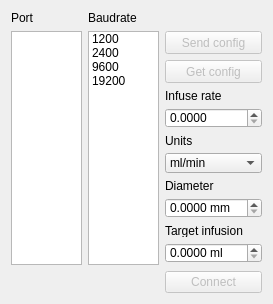
Old version of the form WidgetPump.ui in the repository AGuilbault/Microcal.
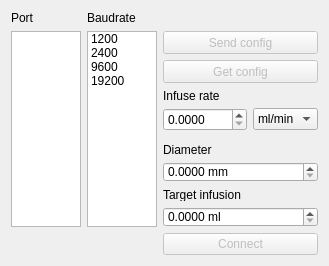
New version of the form.

Commit message: Added ctrl widget, main app and conversion batch file.

Diff of the .ui file:
```diff
--- a/WidgetPump.ui
+++ b/WidgetPump.ui
@@ -6,28 +6,12 @@
    <rect>
     <x>0</x>
     <y>0</y>
-    <width>273</width>
-    <height>304</height>
+    <width>315</width>
+    <height>259</height>
    </rect>
   </property>
   <layout class="QGridLayout" name="gridLayout">
-   <item row="10" column="2">
-    <widget class="QLabel" name="label_6">
-     <property name="minimumSize">
-      <size>
-       <width>97</width>
-       <height>13</height>
-      </size>
-     </property>
-     <property name="text">
-      <string>Target infusion</string>
-     </property>
-     <property name="buddy">
-      <cstring>spin_target</cstring>
-     </property>
-    </widget>
-   </item>
-   <item row="13" column="0">
+   <item row="12" column="0">
     <widget class="QLabel" name="label_port">
      <property name="palette">
       <palette>
@@ -68,100 +52,8 @@
      </property>
     </widget>
    </item>
-   <item row="11" column="2">
-    <widget class="QDoubleSpinBox" name="spin_target">
-     <property name="minimumSize">
-      <size>
-       <width>97</width>
-       <height>20</height>
-      </size>
-     </property>
-     <property name="suffix">
-      <string> ml</string>
-     </property>
-     <property name="decimals">
-      <number>4</number>
-     </property>
-     <property name="maximum">
-      <double>1999.000000000000000</double>
-     </property>
-    </widget>
-   </item>
-   <item row="3" column="2">
-    <widget class="QPushButton" name="btn_get">
-     <property name="enabled">
-      <bool>false</bool>
-     </property>
-     <property name="minimumSize">
-      <size>
-       <width>97</width>
-       <height>23</height>
-      </size>
-     </property>
-     <property name="text">
-      <string>Get config</string>
-     </property>
-    </widget>
-   </item>
-   <item row="8" column="2">
-    <widget class="QLabel" name="_label_5">
-     <property name="minimumSize">
-      <size>
-       <width>97</width>
-       <height>13</height>
-      </size>
-     </property>
-     <property name="text">
-      <string>Diameter</string>
-     </property>
-     <property name="buddy">
-      <cstring>spin_diameter</cstring>
-     </property>
-    </widget>
-   </item>
-   <item row="4" column="2">
-    <widget class="QLabel" name="_label_3">
-     <property name="minimumSize">
-      <size>
-       <width>97</width>
-       <height>13</height>
-      </size>
-     </property>
-     <property name="text">
-      <string>Infuse rate</string>
-     </property>
-     <property name="buddy">
-      <cstring>spin_rate</cstring>
-     </property>
-    </widget>
-   </item>
-   <item row="9" column="2">
-    <widget class="QDoubleSpinBox" name="spin_diameter">
-     <property name="minimumSize">
-      <size>
-       <width>97</width>
-       <height>20</height>
-      </size>
-     </property>
-     <property name="suffix">
-      <string> mm</string>
-     </property>
-     <property name="decimals">
-      <number>4</number>
-     </property>
-     <property name="maximum">
-      <double>1999.000000000000000</double>
-     </property>
-    </widget>
-   </item>
    <item row="5" column="2">
     <widget class="QDoubleSpinBox" name="spin_rate">
-     <property name="minimumSize">
-      <size>
-       <width>97</width>
-       <height>20</height>
-      </size>
-     </property>
      <property name="decimals">
       <number>4</number>
      </property>
@@ -170,7 +62,7 @@
      </property>
     </widget>
    </item>
-   <item row="2" column="1" rowspan="11">
+   <item row="2" column="1" rowspan="10">
     <widget class="QListWidget" name="list_baud">
      <item>
       <property name="text">
@@ -194,30 +86,8 @@
      </item>
     </widget>
    </item>
-   <item row="6" column="2">
-    <widget class="QLabel" name="_label_4">
-     <property name="minimumSize">
-      <size>
-       <width>97</width>
-       <height>13</height>
-      </size>
-     </property>
-     <property name="text">
-      <string>Units</string>
-     </property>
-     <property name="buddy">
-      <cstring>combo_units</cstring>
-     </property>
-    </widget>
-   </item>
-   <item row="7" column="2">
+   <item row="5" column="3">
     <widget class="QComboBox" name="combo_units">
-     <property name="minimumSize">
-      <size>
-       <width>97</width>
-       <height>20</height>
-      </size>
-     </property>
      <item>
       <property name="text">
        <string>ml/min</string>
@@ -240,30 +110,7 @@
      </item>
     </widget>
    </item>
-   <item row="12" column="2">
-    <spacer name="spacer">
-     <property name="orientation">
-      <enum>Qt::Vertical</enum>
-     </property>
-     <property name="sizeHint" stdset="0">
-      <size>
-       <width>20</width>
-       <height>40</height>
-      </size>
-     </property>
-    </spacer>
-   </item>
-   <item row="13" column="2">
-    <widget class="QPushButton" name="btn_conn">
-     <property name="enabled">
-      <bool>false</bool>
-     </property>
-     <property name="text">
-      <string>Connect</string>
-     </property>
-    </widget>
-   </item>
-   <item row="2" column="0" rowspan="11">
+   <item row="2" column="0" rowspan="10">
     <widget class="QListWidget" name="list_port"/>
    </item>
    <item row="0" column="1">
@@ -276,7 +123,7 @@
      </property>
     </widget>
    </item>
-   <item row="13" column="1">
+   <item row="12" column="1">
     <widget class="QLabel" name="label_baud">
      <property name="palette">
       <palette>
@@ -317,22 +164,6 @@
      </property>
     </widget>
    </item>
-   <item row="2" column="2">
-    <widget class="QPushButton" name="btn_send">
-     <property name="enabled">
-      <bool>false</bool>
-     </property>
-     <property name="minimumSize">
-      <size>
-       <width>97</width>
-       <height>23</height>
-      </size>
-     </property>
-     <property name="text">
-      <string>Send config</string>
-     </property>
-    </widget>
-   </item>
    <item row="0" column="0">
     <widget class="QLabel" name="_label_1">
      <property name="text">
@@ -343,6 +174,147 @@
      </property>
     </widget>
    </item>
+   <item row="2" column="2" colspan="2">
+    <widget class="QPushButton" name="btn_send">
+     <property name="enabled">
+      <bool>false</bool>
+     </property>
+     <property name="minimumSize">
+      <size>
+       <width>97</width>
+       <height>23</height>
+      </size>
+     </property>
+     <property name="text">
+      <string>Send config</string>
+     </property>
+    </widget>
+   </item>
+   <item row="3" column="2" colspan="2">
+    <widget class="QPushButton" name="btn_get">
+     <property name="enabled">
+      <bool>false</bool>
+     </property>
+     <property name="minimumSize">
+      <size>
+       <width>97</width>
+       <height>23</height>
+      </size>
+     </property>
+     <property name="text">
+      <string>Get config</string>
+     </property>
+    </widget>
+   </item>
+   <item row="4" column="2" colspan="2">
+    <widget class="QLabel" name="_label_3">
+     <property name="minimumSize">
+      <size>
+       <width>97</width>
+       <height>13</height>
+      </size>
+     </property>
+     <property name="text">
+      <string>Infuse rate</string>
+     </property>
+     <property name="buddy">
+      <cstring>spin_rate</cstring>
+     </property>
+    </widget>
+   </item>
+   <item row="7" column="2" colspan="2">
+    <widget class="QLabel" name="_label_5">
+     <property name="minimumSize">
+      <size>
+       <width>97</width>
+       <height>13</height>
+      </size>
+     </property>
+     <property name="text">
+      <string>Diameter</string>
+     </property>
+     <property name="buddy">
+      <cstring>spin_diameter</cstring>
+     </property>
+    </widget>
+   </item>
+   <item row="8" column="2" colspan="2">
+    <widget class="QDoubleSpinBox" name="spin_diameter">
+     <property name="minimumSize">
+      <size>
+       <width>97</width>
+       <height>20</height>
+      </size>
+     </property>
+     <property name="suffix">
+      <string> mm</string>
+     </property>
+     <property name="decimals">
+      <number>4</number>
+     </property>
+     <property name="maximum">
+      <double>1999.000000000000000</double>
+     </property>
+    </widget>
+   </item>
+   <item row="9" column="2" colspan="2">
+    <widget class="QLabel" name="label_6">
+     <property name="minimumSize">
+      <size>
+       <width>97</width>
+       <height>13</height>
+      </size>
+     </property>
+     <property name="text">
+      <string>Target infusion</string>
+     </property>
+     <property name="buddy">
+      <cstring>spin_target</cstring>
+     </property>
+    </widget>
+   </item>
+   <item row="10" column="2" colspan="2">
+    <widget class="QDoubleSpinBox" name="spin_target">
+     <property name="minimumSize">
+      <size>
+       <width>97</width>
+       <height>20</height>
+      </size>
+     </property>
+     <property name="suffix">
+      <string> ml</string>
+     </property>
+     <property name="decimals">
+      <number>4</number>
+     </property>
+     <property name="maximum">
+      <double>1999.000000000000000</double>
+     </property>
+    </widget>
+   </item>
+   <item row="11" column="2" colspan="2">
+    <spacer name="spacer">
+     <property name="orientation">
+      <enum>Qt::Vertical</enum>
+     </property>
+     <property name="sizeHint" stdset="0">
+      <size>
+       <width>20</width>
+       <height>40</height>
+      </size>
+     </property>
+    </spacer>
+   </item>
+   <item row="12" column="2" colspan="2">
+    <widget class="QPushButton" name="btn_conn">
+     <property name="enabled">
+      <bool>false</bool>
+     </property>
+     <property name="text">
+      <string>Connect</string>
+     </property>
+    </widget>
+   </item>
   </layout>
  </widget>
  <tabstops>
```
Left out of the diff: 1 changed line with no effect on the pictures. The commit also changes 6 other files.
